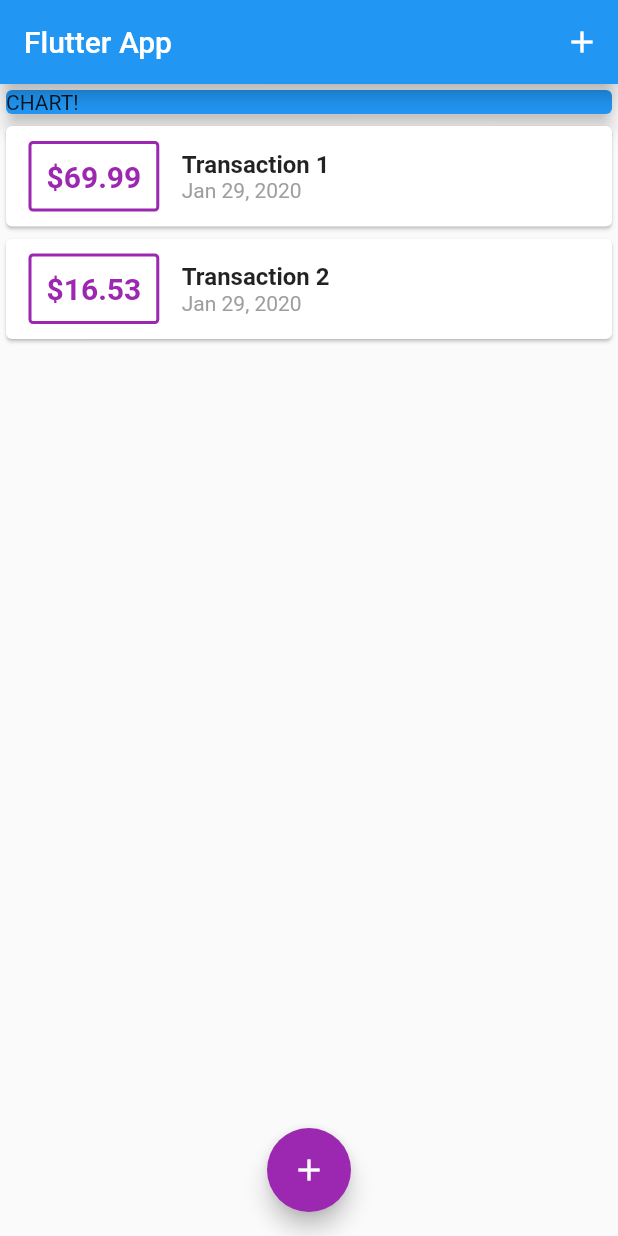
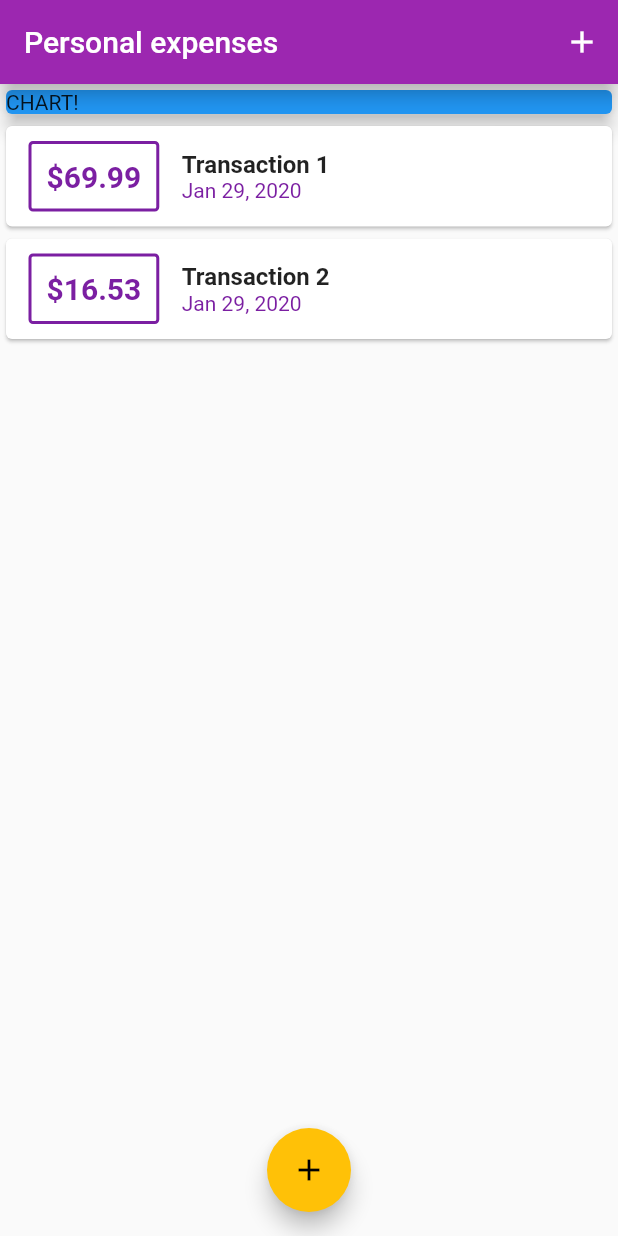
Before and after one commit to ChuryO/expenses, a Flutter app: the screen it shows after launch, on a phone screen of 412 x 824 dp. Run offline on Flutter 3.47's test engine with Material 2 defaults, Android fonts, the phone set to English and light mode, and no system bars.

Commit message:
add custom colors in theme: ThemeData

```diff
--- a/lib/main.dart
+++ b/lib/main.dart
@@ -10,8 +10,12 @@ class MyApp extends StatelessWidget {
   @override
   Widget build(BuildContext context) {
     return MaterialApp(
-      title: 'Title',
+      title: 'Personal expenses',
       home: MyHomePage(),
+      theme: ThemeData(
+        primarySwatch: Colors.purple,
+        accentColor: Colors.amber,
+      ),
     );
   }
 }
@@ -66,7 +70,7 @@ class _MyHomePageState extends State<MyHomePage> {
   Widget build(BuildContext context) {
     return Scaffold(
       appBar: AppBar(
-        title: Text('Flutter App'),
+        title: Text('Personal expenses'),
         elevation: 5,
         actions: <Widget>[
           IconButton(
@@ -98,7 +102,6 @@ class _MyHomePageState extends State<MyHomePage> {
       floatingActionButtonLocation: FloatingActionButtonLocation.centerFloat,
       floatingActionButton: FloatingActionButton(
         child: Icon(Icons.add),
-        backgroundColor: Colors.purple,
         onPressed: () => _startAddNewTransaction(context),
       ),
     );
--- a/lib/widgets/transaction_list.dart
+++ b/lib/widgets/transaction_list.dart
@@ -23,7 +23,7 @@ class TransactionList extends StatelessWidget {
                     style: TextStyle(
                       fontWeight: FontWeight.bold,
                       fontSize: 20,
-                      color: Colors.purple,
+                      color: Theme.of(context).primaryColorDark,
                     ),
                   ),
                   margin: EdgeInsets.symmetric(
@@ -33,7 +33,7 @@ class TransactionList extends StatelessWidget {
                   padding: EdgeInsets.all(10),
                   decoration: BoxDecoration(
                     border: Border.all(
-                      color: Colors.purple,
+                      color: Theme.of(context).primaryColorDark,
                       width: 2,
                     ),
                     borderRadius: BorderRadius.circular(3),
@@ -53,7 +53,7 @@ class TransactionList extends StatelessWidget {
                       DateFormat().add_yMMMd().format(transactions[index].date),
                       textAlign: TextAlign.left,
                       style: TextStyle(
-                        color: Colors.grey,
+                        color: Theme.of(context).primaryColorDark,
                       ),
                     ),
                   ],
```
Also changed, not shown: 1 other file.
